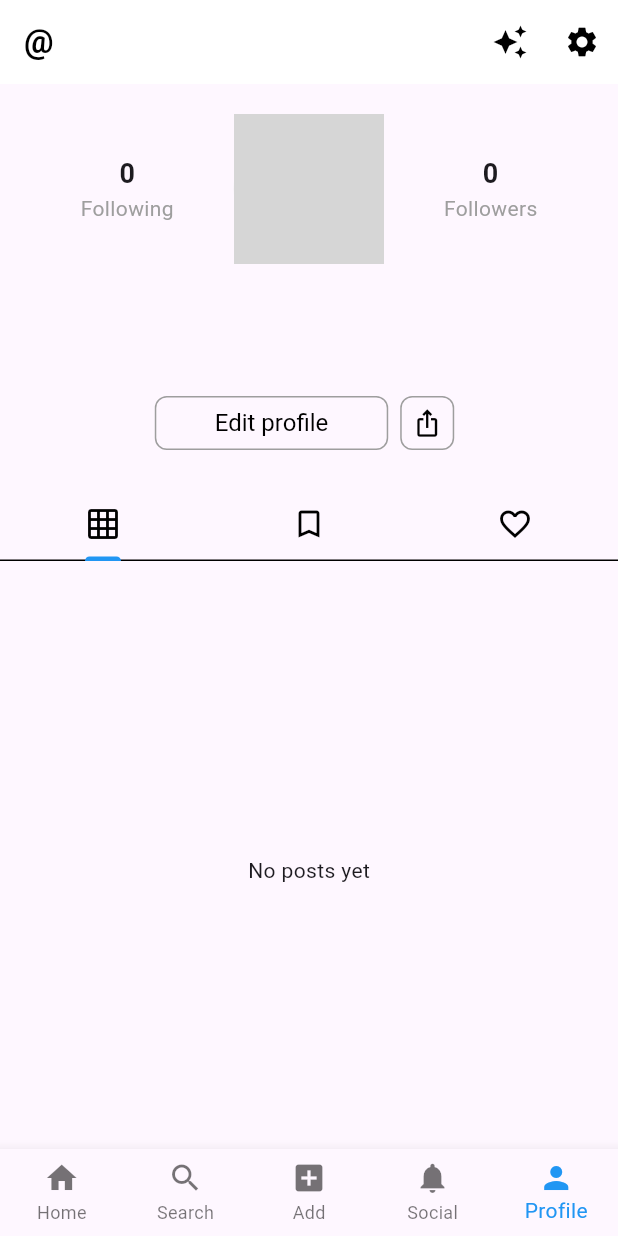
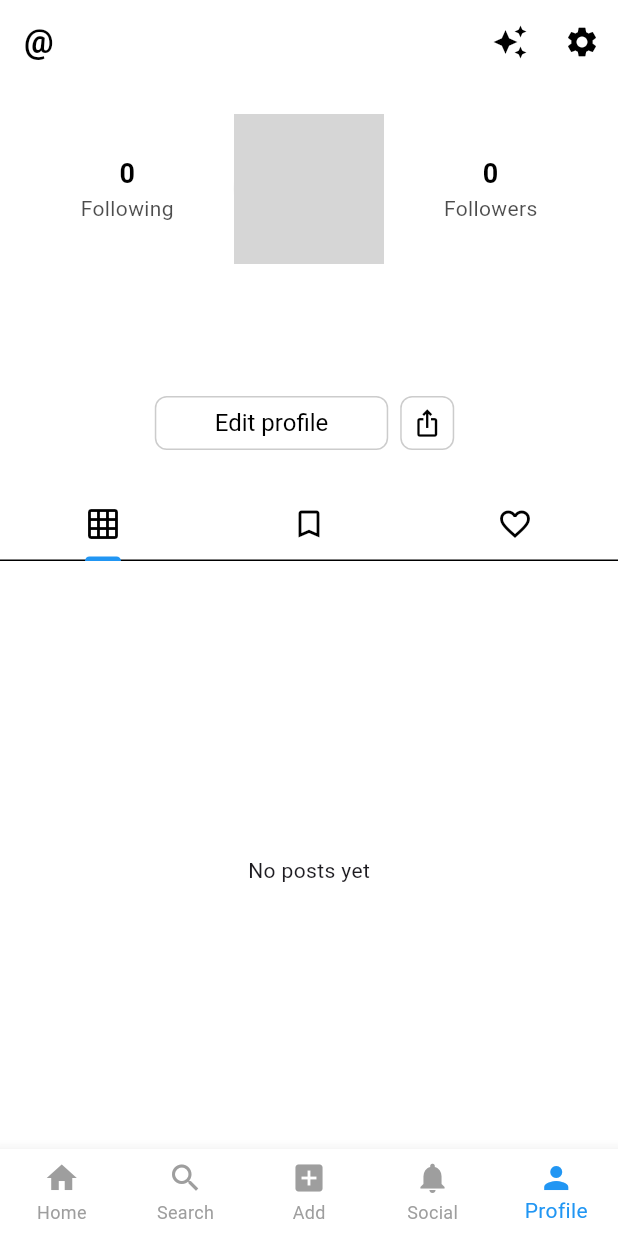
Before and after one commit to NYElias21/TheCrewFlutter2025, a Flutter app: the screen it shows once a user with an empty profile is signed in, item 5 of the bottom bar chosen, on a phone screen of 412 x 824 dp. Run offline on Flutter 3.47's test engine with Material 3 defaults, Android fonts, the light colour scheme and no system bars; our stand-ins replace carousel_slider, cloud_firestore, firebase_auth, firebase_core, firebase_storage, google_maps_flutter and 2 more; missing offline and left inert: google_place, photo_manager; accounts and stored records are empty; network calls fail; grey boxes are pictures that could not be loaded.

Commit message:
fixed dark mode ui issues

```diff
--- /dev/null
+++ b/lib/app_theme.dart
@@ -0,0 +1,94 @@
+import 'package:flutter/material.dart';
+
+class AppTheme {
+  static ThemeData lightTheme = ThemeData.light().copyWith(
+    primaryColor: Colors.blue,
+    scaffoldBackgroundColor: Colors.white,
+    colorScheme: const ColorScheme.light(
+      primary: Colors.blue,
+      secondary: Colors.blueAccent,
+      surface: Colors.white,
+      background: Colors.white,
+      onBackground: Colors.black,
+    ),
+
+    appBarTheme: const AppBarTheme(
+      backgroundColor: Colors.white,
+      foregroundColor: Colors.black,
+      elevation: 0,
+      iconTheme: IconThemeData(color: Colors.black),
+    ),
+
+    bottomNavigationBarTheme: const BottomNavigationBarThemeData(
+      backgroundColor: Colors.white,
+      selectedItemColor: Colors.blue,
+      unselectedItemColor: Colors.grey,
+      type: BottomNavigationBarType.fixed,
+    ),
+
+    cardTheme: CardTheme(
+      color: Colors.white,
+      elevation: 2,
+      shape: RoundedRectangleBorder(borderRadius: BorderRadius.circular(12)),
+    ),
+  );
+
+  static ThemeData darkTheme = ThemeData.dark().copyWith(
+    primaryColor: Colors.blue,
+    scaffoldBackgroundColor: const Color(0xFF121212),
+    colorScheme: const ColorScheme.dark(
+      primary: Colors.blue,
+      secondary: Colors.blueAccent,
+      surface: Color(0xFF1E1E1E),
+      background: Color(0xFF121212),
+      onBackground: Colors.white,
+    ),
+
+    appBarTheme: const AppBarTheme(
+      backgroundColor: Color(0xFF1E1E1E),
+      foregroundColor: Colors.white,
+      elevation: 0,
+      iconTheme: IconThemeData(color: Colors.white),
+    ),
+
+    bottomNavigationBarTheme: const BottomNavigationBarThemeData(
+      backgroundColor: Color(0xFF1E1E1E),
+      selectedItemColor: Colors.blue,
+      unselectedItemColor: Colors.grey,
+      type: BottomNavigationBarType.fixed,
+    ),
+
+    cardTheme: CardTheme(
+      color: const Color(0xFF1E1E1E),
+      elevation: 4,
+      shape: RoundedRectangleBorder(borderRadius: BorderRadius.circular(12)),
+    ),
+
+    textTheme: const TextTheme(
+      bodyLarge: TextStyle(color: Colors.white),
+      bodyMedium: TextStyle(color: Colors.white70),
+      titleLarge: TextStyle(color: Colors.white),
+      titleMedium: TextStyle(color: Colors.white),
+      titleSmall: TextStyle(color: Colors.white70),
+    ),
+
+    inputDecorationTheme: InputDecorationTheme(
+      filled: true,
+      fillColor: const Color(0xFF2A2A2A),
+      border: OutlineInputBorder(
+        borderRadius: BorderRadius.circular(8),
+        borderSide: BorderSide.none,
+      ),
+      enabledBorder: OutlineInputBorder(
+        borderRadius: BorderRadius.circular(8),
+        borderSide: const BorderSide(color: Colors.grey),
+      ),
+      focusedBorder: OutlineInputBorder(
+        borderRadius: BorderRadius.circular(8),
+        borderSide: const BorderSide(color: Colors.blue),
+      ),
+      labelStyle: const TextStyle(color: Colors.grey),
+      hintStyle: const TextStyle(color: Colors.grey),
+    ),
+  );
+}
--- a/lib/home_page.dart
+++ b/lib/home_page.dart
@@ -79,7 +79,6 @@ class _HomePageState extends State<HomePage> with SingleTickerProviderStateMixin
                 return <Widget>[
                   SliverAppBar(
                     title: _buildAppBarTitle(),
-                    backgroundColor: Colors.white,
                     pinned: true,
                     floating: true,
                     forceElevated: innerBoxIsScrolled,
@@ -129,7 +128,7 @@ class _HomePageState extends State<HomePage> with SingleTickerProviderStateMixin
     if (_currentFeed == 'Following') {
   return Text(
     'TheCrew',
-        style: TextStyle(color: Colors.black),
+    style: TextStyle(fontWeight: FontWeight.bold),  // Remove color: Colors.black
   );
 } else {
   return Row(
@@ -143,9 +142,9 @@ class _HomePageState extends State<HomePage> with SingleTickerProviderStateMixin
           children: [
             Text(
               _selectedCity,
-                  style: TextStyle(color: Colors.black, fontSize: 14),
+              style: TextStyle(fontSize: 14),  // Remove color: Colors.black
             ),
-                Icon(Icons.arrow_drop_down, color: Colors.black),
+            Icon(Icons.arrow_drop_down),  // Remove color: Colors.black
           ],
         ),
       ),
@@ -153,11 +152,10 @@ class _HomePageState extends State<HomePage> with SingleTickerProviderStateMixin
         child: Center(
           child: Text(
             'TheCrew',
-                style: TextStyle(color: Colors.black),
+            style: TextStyle(fontWeight: FontWeight.bold),  // Remove color: Colors.black
           ),
         ),
       ),
-          // Add a placeholder to balance the layout
       SizedBox(width: 100),
     ],
   );
--- a/lib/main.dart
+++ b/lib/main.dart
@@ -9,6 +9,7 @@ import 'settings_page.dart';
 import 'auth_pages.dart';
 import 'chat_page.dart';
 import 'theme_provider.dart';
+import 'app_theme.dart';
 
 void main() async {
   WidgetsFlutterBinding.ensureInitialized();
@@ -29,28 +30,8 @@ class MyApp extends StatelessWidget {
       builder: (context, themeProvider, child) {
         return MaterialApp(
           title: 'The Crew App',
-            theme: ThemeData.light().copyWith(
-              colorScheme: ColorScheme.light(
-                primary: Colors.blue,
-                secondary: Colors.blueAccent,
-              ),
-              appBarTheme: AppBarTheme(
-                backgroundColor: Colors.white,
-                foregroundColor: Colors.black,
-                elevation: 0,
-              ),
-            ),
-            darkTheme: ThemeData.dark().copyWith(
-              colorScheme: ColorScheme.dark(
-                primary: Colors.blue,
-                secondary: Colors.blueAccent,
-              ),
-              appBarTheme: AppBarTheme(
-                backgroundColor: Color(0xFF1E1E1E),
-                foregroundColor: Colors.white,
-                elevation: 0,
-              ),
-            ),
+          theme: AppTheme.lightTheme,
+          darkTheme: AppTheme.darkTheme,
           themeMode: themeProvider.isDarkMode ? ThemeMode.dark : ThemeMode.light,
           initialRoute: '/',
           routes: {
--- a/lib/profile_page.dart
+++ b/lib/profile_page.dart
@@ -214,11 +214,18 @@ Future<void> _loadUserData() async {
       children: [
         Text(
   value.toString(),
-          style: TextStyle(fontSize: 18, fontWeight: FontWeight.bold),
+  style: TextStyle(
+    fontSize: 18,
+    fontWeight: FontWeight.bold,
+    color: Theme.of(context).colorScheme.onSurface, // Add this
+  ),
 ),
 Text(
   label,
-          style: TextStyle(fontSize: 14, color: Colors.grey),
+  style: TextStyle(
+    fontSize: 14,
+    color: Theme.of(context).colorScheme.onSurface.withOpacity(0.7), // Update color
+  ),
 ),
       ],
     ),
@@ -326,9 +333,12 @@ void _showUserList(String label) {
         children: [
 TabBar(
   tabs: [
-              Tab(icon: Icon(Icons.grid_on, color: Colors.black)),
-              Tab(icon: Icon(Icons.bookmark_border, color: Colors.black)),
-              Tab(icon: Icon(Icons.favorite_border, color: Colors.black)),
+    Tab(icon: Icon(Icons.grid_on,
+      color: Theme.of(context).colorScheme.onSurface)), // Update color
+    Tab(icon: Icon(Icons.bookmark_border,
+      color: Theme.of(context).colorScheme.onSurface)), // Update color
+    Tab(icon: Icon(Icons.favorite_border,
+      color: Theme.of(context).colorScheme.onSurface)), // Update color
   ],
 ),
           Container(
@@ -692,19 +702,22 @@ Widget _buildSavedPostsGrid() {
     return Scaffold(
 appBar: AppBar(
   automaticallyImplyLeading: widget.userId != null,
-        title: Text('@$_username', style: TextStyle(color: Colors.black, fontWeight: FontWeight.bold)),
-        backgroundColor: Colors.white,
+  title: Text(
+    '@$_username',
+    style: TextStyle(fontWeight: FontWeight.bold)  // Remove color: Colors.black
+  ),
+  // Remove backgroundColor: Colors.white,
   elevation: 0,
   actions: [
     if (_userId == currentUser!.uid) ...[
       IconButton(
-              icon: Icon(Icons.auto_awesome, color: Colors.black),
+        icon: Icon(Icons.auto_awesome),  // Remove color: Colors.black
         onPressed: () {
           // TODO: Implement star functionality
         },
       ),
       IconButton(
-              icon: Icon(Icons.settings, color: Colors.black),
+        icon: Icon(Icons.settings),  // Remove color: Colors.black
         onPressed: () {
           Navigator.push(
             context,
@@ -765,8 +778,8 @@ Widget _buildSavedPostsGrid() {
   child: Text('Edit profile'),
   style: ElevatedButton.styleFrom(
     backgroundColor: Colors.transparent,
-    foregroundColor: Colors.black,
-    side: BorderSide(color: Colors.grey),
+    foregroundColor: Theme.of(context).colorScheme.onSurface, // Update color
+    side: BorderSide(color: Theme.of(context).colorScheme.onSurface.withOpacity(0.2)), // Update color
     shape: RoundedRectangleBorder(
       borderRadius: BorderRadius.circular(8),
     ),
@@ -783,19 +796,19 @@ Widget _buildSavedPostsGrid() {
     // TODO: Implement share profile functionality
   },
   style: ElevatedButton.styleFrom(
-        backgroundColor: Colors.transparent, // Match background color
-        foregroundColor: Colors.black, // Icon color
-        side: BorderSide(color: Colors.grey), // Border color
+    backgroundColor: Colors.transparent,
+    foregroundColor: Theme.of(context).colorScheme.onSurface, // Update color
+    side: BorderSide(color: Theme.of(context).colorScheme.onSurface.withOpacity(0.2)), // Update color
     shape: RoundedRectangleBorder(
-          borderRadius: BorderRadius.circular(8), // Rounded corners
+      borderRadius: BorderRadius.circular(8),
     ),
-        elevation: 0, // Remove shadow
-        padding: EdgeInsets.all(0), // Remove padding to make it consistent
-        minimumSize: Size(36, 36), // Reduced size to match the height
-        fixedSize: Size(36, 36), // Set a fixed size to ensure the button size is consistent
+    elevation: 0,
+    padding: EdgeInsets.all(0),
+    minimumSize: Size(36, 36),
+    fixedSize: Size(36, 36),
   ),
   child: Center(
-        child: Icon(Icons.ios_share, size: 20), // Use the ios_share icon
+    child: Icon(Icons.ios_share, size: 20),
   ),
 ),
   ],
```
Also changed, not shown: lib/location_detail_sheet.dart (+26 -12 lines), lib/post_detail_page.dart (+78 -20 lines), lib/search_page.dart (+17 -6 lines), lib/social_feed_page.dart (+3 -6 lines). Lines whose indentation alone changed are shown as unchanged.
